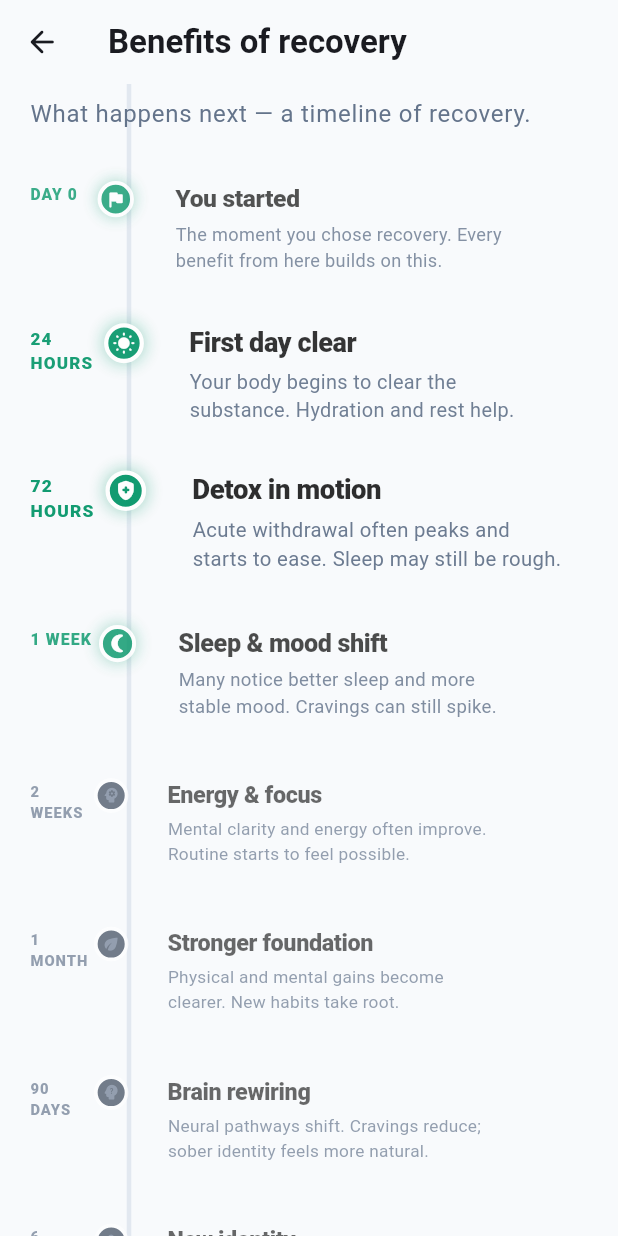
After one commit to arham6212/unhooked, a Flutter app: the HomeScreen screen opened directly, item 2 of the bottom bar chosen, after a tap on "Recovery Timer", on a phone screen of 412 x 824 dp. The commit adds this screen. Run offline on Flutter 3.47's test engine with Material 3 defaults, Android fonts, the phone set to English and light mode, and no system bars; drawn by our look-alikes of flutter_animate; our stand-ins replace flutter_riverpod, google_sign_in, supabase_flutter; accounts and stored records are empty.

Commit message:
Working on benefits Screen

```diff
--- /dev/null
+++ b/lib/features/home/presentation/screens/benefits_timeline_screen.dart
@@ -0,0 +1,446 @@
+import 'package:flutter/material.dart';
+import 'package:flutter_animate/flutter_animate.dart';
+
+/// Recovery benefit milestone: at [days], user gets [title] and [description].
+class RecoveryBenefit {
+  const RecoveryBenefit({
+    required this.days,
+    required this.timeLabel,
+    required this.title,
+    required this.description,
+    this.icon = Icons.celebration_rounded,
+  });
+
+  final int days;
+  final String timeLabel;
+  final String title;
+  final String description;
+  final IconData icon;
+}
+
+const List<RecoveryBenefit> _kBenefits = [
+ RecoveryBenefit(
+    days: 0,
+    timeLabel: 'Day 0',
+    title: 'You started',
+    description: 'The moment you chose recovery. Every benefit from here builds on this.',
+    icon: Icons.flag_rounded,
+  ),
+  RecoveryBenefit(
+    days: 1,
+    timeLabel: '24 hours',
+    title: 'First day clear',
+    description: 'Your body begins to clear the substance. Hydration and rest help.',
+    icon: Icons.wb_sunny_rounded,
+  ),
+  RecoveryBenefit(
+    days: 3,
+    timeLabel: '72 hours',
+    title: 'Detox in motion',
+    description: 'Acute withdrawal often peaks and starts to ease. Sleep may still be rough.',
+    icon: Icons.health_and_safety_rounded,
+  ),
+  RecoveryBenefit(
+    days: 7,
+    timeLabel: '1 week',
+    title: 'Sleep & mood shift',
+    description: 'Many notice better sleep and more stable mood. Cravings can still spike.',
+    icon: Icons.nightlight_round,
+  ),
+  RecoveryBenefit(
+    days: 14,
+    timeLabel: '2 weeks',
+    title: 'Energy & focus',
+    description: 'Mental clarity and energy often improve. Routine starts to feel possible.',
+    icon: Icons.psychology_rounded,
+  ),
+  RecoveryBenefit(
+    days: 30,
+    timeLabel: '1 month',
+    title: 'Stronger foundation',
+    description: 'Physical and mental gains become clearer. New habits take root.',
+    icon: Icons.eco_rounded,
+  ),
+  RecoveryBenefit(
+    days: 90,
+    timeLabel: '90 days',
+    title: 'Brain rewiring',
+    description: 'Neural pathways shift. Cravings reduce; sober identity feels more natural.',
+    icon: Icons.psychology_alt_rounded,
+  ),
+  RecoveryBenefit(
+    days: 180,
+    timeLabel: '6 months',
+    title: 'New identity',
+    description: 'You’re not “quitting”—you’re someone who lives without it.',
+    icon: Icons.person_rounded,
+  ),
+  RecoveryBenefit(
+    days: 365,
+    timeLabel: '1 year',
+    title: 'Major milestone',
+    description: 'A full year of choices. Celebrate and keep building.',
+    icon: Icons.celebration_rounded,
+  ),
+  RecoveryBenefit(
+    days: 730,
+    timeLabel: '2 years',
+    title: 'Deep stability',
+    description: 'Recovery is part of who you are. Keep your practices and community.',
+    icon: Icons.anchor_rounded,
+  ),
+];
+
+// Theme
+const _kSurfaceLight = Color(0xFFF8FAFC);
+const _kPrimaryStart = Color(0xFF2563EB);
+const _kPrimaryEnd = Color(0xFF1D4ED8);
+const _kOnPrimary = Color(0xFFFFFFFF);
+const _kOnPrimaryMuted = Color(0xFFE0E7FF);
+const _kAchieved = Color(0xFF059669);
+const _kUpcomingMuted = Color(0xFF64748B);
+const _kLineColor = Color(0xFFE2E8F0);
+const _kLineColorDark = Color(0xFF334155);
+
+/// Approximate heights for scroll-based parallax (History of Everything).
+const _kIntroHeight = 72.0;
+const _kNodeHeight = 148.0;
+
+/// HoE-style parallax: scale 0.82 when far, 1.0 at center (like asset.scale 0.2–1.0).
+double _parallaxScale(double distance, double viewportHeight) {
+  const double falloff = 320.0;
+  final t = (1.0 - (distance / falloff).clamp(0.0, 1.0));
+  return (0.82 + 0.18 * t).clamp(0.82, 1.0);
+}
+
+/// HoE-style opacity: fade when far from center.
+double _parallaxOpacity(double distance, double viewportHeight) {
+  const double falloff = 340.0;
+  final t = (1.0 - (distance / falloff).clamp(0.0, 1.0));
+  return (0.68 + 0.32 * t).clamp(0.68, 1.0);
+}
+
+/// Full-screen timeline — same effect as History of Everything (2Dimensions):
+/// pinch zoom, scroll-linked scale/opacity, left time ticks, central spine.
+class BenefitsTimelineScreen extends StatefulWidget {
+  const BenefitsTimelineScreen({
+    super.key,
+    required this.currentDays,
+  });
+
+  final int currentDays;
+
+  @override
+  State<BenefitsTimelineScreen> createState() => _BenefitsTimelineScreenState();
+}
+
+class _BenefitsTimelineScreenState extends State<BenefitsTimelineScreen> {
+  final ScrollController _scrollController = ScrollController();
+  double _scrollOffset = 0;
+
+  @override
+  void initState() {
+    super.initState();
+    _scrollController.addListener(_onScroll);
+  }
+
+  void _onScroll() {
+    setState(() => _scrollOffset = _scrollController.offset);
+  }
+
+  @override
+  void dispose() {
+    _scrollController.removeListener(_onScroll);
+    _scrollController.dispose();
+    super.dispose();
+  }
+
+  @override
+  Widget build(BuildContext context) {
+    final theme = Theme.of(context);
+    final isDark = theme.brightness == Brightness.dark;
+    final surface = isDark ? const Color(0xFF0F172A) : _kSurfaceLight;
+    final viewportHeight = MediaQuery.sizeOf(context).height -
+        (MediaQuery.paddingOf(context).top + kToolbarHeight) -
+        MediaQuery.paddingOf(context).bottom;
+
+    return Scaffold(
+      backgroundColor: surface,
+      appBar: AppBar(
+        backgroundColor: surface,
+        elevation: 0,
+        scrolledUnderElevation: 0,
+        leading: IconButton(
+          icon: const Icon(Icons.arrow_back_rounded),
+          onPressed: () => Navigator.of(context).pop(),
+        ),
+        title: Text(
+          'Benefits of recovery',
+          style: theme.textTheme.titleLarge?.copyWith(
+            fontWeight: FontWeight.w700,
+          ),
+        ),
+      ),
+      body: Stack(
+        children: [
+          // Central spine (HoE: single line through time, fixed in viewport)
+          Positioned(
+            left: _kPagePadding + _kGutterWidth + _kSpineNodeSize / 2 -
+                _kSpineStrokeWidth / 2,
+            top: 0,
+            bottom: 0,
+            child: LayoutBuilder(
+              builder: (context, constraints) {
+                return CustomPaint(
+                  size: Size(_kSpineStrokeWidth, constraints.maxHeight),
+                  painter: _SpinePainter(
+                    color: isDark ? _kLineColorDark : _kLineColor,
+                    strokeWidth: _kSpineStrokeWidth,
+                  ),
+                );
+              },
+            ),
+          ),
+          InteractiveViewer(
+            minScale: 0.75,
+            maxScale: 1.6,
+            clipBehavior: Clip.none,
+            child: ListView.builder(
+              controller: _scrollController,
+              physics: const BouncingScrollPhysics(),
+              padding: EdgeInsets.only(
+                left: _kPagePadding,
+                right: _kPagePadding,
+                top: 8,
+                bottom: MediaQuery.paddingOf(context).bottom + 24,
+              ),
+              itemCount: _kBenefits.length + 1,
+              itemBuilder: (context, index) {
+                if (index == 0) {
+                  return Padding(
+                    padding: const EdgeInsets.only(bottom: 28),
+                    child: Text(
+                      'What happens next — a timeline of recovery.',
+                      style: theme.textTheme.bodyLarge?.copyWith(
+                        color: isDark ? Colors.white54 : _kUpcomingMuted,
+                        height: 1.4,
+                      ),
+                    ),
+                  )
+                      .animate()
+                      .fadeIn(duration: 400.ms)
+                      .slideY(
+                        begin: 0.02,
+                        end: 0,
+                        duration: 400.ms,
+                        curve: Curves.easeOut,
+                      );
+                }
+                final nodeIndex = index - 1;
+                final benefit = _kBenefits[nodeIndex];
+                final achieved = widget.currentDays >= benefit.days;
+                final layoutOffset =
+                    _kIntroHeight + nodeIndex * _kNodeHeight + _kNodeHeight / 2;
+                final viewportCenter = _scrollOffset + viewportHeight / 2;
+                final distance = (layoutOffset - viewportCenter).abs();
+                final scale = _parallaxScale(distance, viewportHeight);
+                final opacity = _parallaxOpacity(distance, viewportHeight);
+
+                return _TimelineNode(
+                  benefit: benefit,
+                  achieved: achieved,
+                  isDark: isDark,
+                  isLast: nodeIndex == _kBenefits.length - 1,
+                  index: nodeIndex,
+                  scale: scale,
+                  opacity: opacity,
+                );
+              },
+            ),
+          ),
+        ],
+      ),
+    );
+  }
+}
+
+const _kSpineStrokeWidth = 3.0;
+const _kSpineNodeSize = 28.0;
+/// Left gutter for time ticks (HoE: GutterLeft = 45)
+const _kGutterWidth = 52.0;
+
+/// Paints a vertical line (timeline spine) for the full height.
+class _SpinePainter extends CustomPainter {
+  _SpinePainter({required this.color, required this.strokeWidth});
+
+  final Color color;
+  final double strokeWidth;
+
+  @override
+  void paint(Canvas canvas, Size size) {
+    final paint = Paint()
+      ..color = color
+      ..strokeWidth = strokeWidth
+      ..style = PaintingStyle.stroke;
+    canvas.drawLine(
+      Offset(size.width / 2, 0),
+      Offset(size.width / 2, size.height),
+      paint,
+    );
+  }
+
+  @override
+  bool shouldRepaint(covariant CustomPainter oldDelegate) => false;
+}
+
+const _kPagePadding = 20.0;
+
+class _TimelineNode extends StatelessWidget {
+  const _TimelineNode({
+    required this.benefit,
+    required this.achieved,
+    required this.isDark,
+    required this.isLast,
+    required this.index,
+    this.scale = 1.0,
+    this.opacity = 1.0,
+  });
+
+  final RecoveryBenefit benefit;
+  final bool achieved;
+  final bool isDark;
+  final bool isLast;
+  final int index;
+  final double scale;
+  final double opacity;
+
+  @override
+  Widget build(BuildContext context) {
+    final nodeColor = achieved
+        ? _kAchieved
+        : (isDark ? _kUpcomingMuted : _kLineColorDark);
+    final titleColor = isDark ? Colors.white : Colors.black87;
+    final descColor = isDark ? Colors.white60 : _kUpcomingMuted;
+
+    // Bubble on the spine (History of Everything: node with icon on the line)
+    final bubbleIconColor = achieved ? Colors.white : (isDark ? Colors.white38 : _kUpcomingMuted);
+    final bubble = Container(
+      width: _kSpineNodeSize,
+      height: _kSpineNodeSize,
+      decoration: BoxDecoration(
+        shape: BoxShape.circle,
+        color: nodeColor,
+        border: Border.all(
+          color: isDark ? const Color(0xFF1E293B) : Colors.white,
+          width: 3,
+        ),
+        boxShadow: [
+          if (achieved)
+            BoxShadow(
+              color: _kAchieved.withValues(alpha: 0.45),
+              blurRadius: 10,
+              spreadRadius: 0,
+            ),
+        ],
+      ),
+      child: Icon(
+        benefit.icon,
+        size: 16,
+        color: bubbleIconColor,
+      ),
+    );
+
+    // Time tick in left gutter (HoE: ticks on the left)
+    final timeTick = Text(
+      benefit.timeLabel.toUpperCase(),
+      style: TextStyle(
+        fontSize: 12,
+        fontWeight: FontWeight.w800,
+        letterSpacing: 0.8,
+        color: achieved ? _kAchieved : _kUpcomingMuted,
+      ),
+    );
+
+    // Event icon next to content (HoE: asset/illustration beside event)
+
+    final content = Padding(
+      padding: const EdgeInsets.only(bottom: 28),
+      child: Row(
+        crossAxisAlignment: CrossAxisAlignment.start,
+        children: [
+          // eventIcon,
+          const SizedBox(width: 14),
+          Expanded(
+            child: Column(
+              crossAxisAlignment: CrossAxisAlignment.start,
+              children: [
+                const SizedBox(height: 2),
+                Text(
+                  benefit.title,
+                  style: TextStyle(
+                    fontSize: 19,
+                    fontWeight: FontWeight.w800,
+                    color: titleColor,
+                    height: 1.2,
+                    letterSpacing: -0.3,
+                  ),
+                ),
+                const SizedBox(height: 6),
+                Text(
+                  benefit.description,
+                  style: TextStyle(
+                    fontSize: 14,
+                    height: 1.45,
+                    color: descColor,
+                  ),
+                ),
+              ],
+            ),
+          ),
+        ],
+      ),
+    );
+
+    // Row: [left gutter: time tick] [spine: bubble] [content] (HoE layout)
+    final row = Row(
+      crossAxisAlignment: CrossAxisAlignment.start,
+      children: [
+        SizedBox(
+          width: _kGutterWidth,
+          child: Padding(
+            padding: const EdgeInsets.only(top: 2),
+            child: timeTick,
+          ),
+        ),
+        SizedBox(
+          width: _kSpineNodeSize,
+          child: Center(child: bubble),
+        ),
+        const SizedBox(width: 18),
+        Expanded(child: content),
+      ],
+    );
+
+    return Opacity(
+      opacity: opacity.clamp(0.0, 1.0),
+      child: Transform.scale(
+        alignment: Alignment.centerLeft,
+        scale: scale,
+        child: row
+          .animate()
+          .fadeIn(
+            duration: 400.ms,
+            delay: (80 * index).ms,
+            curve: Curves.easeOut,
+          )
+          .slideX(
+            begin: 0.06,
+            end: 0,
+            duration: 400.ms,
+            delay: (80 * index).ms,
+            curve: Curves.easeOutCubic,
+          ),
+      ),
+    );
+  }
+}
--- a/lib/features/home/presentation/screens/home_screen.dart
+++ b/lib/features/home/presentation/screens/home_screen.dart
@@ -4,6 +4,7 @@ import 'package:flutter/material.dart';
 import 'package:flutter_animate/flutter_animate.dart';
 import 'package:flutter_riverpod/flutter_riverpod.dart';
 import '../../../auth/presentation/providers/auth_provider.dart';
+import 'benefits_timeline_screen.dart';
 
 // --- Premium layout
 const _kPagePadding = 20.0;
@@ -97,6 +98,15 @@ class _HomeScreenState extends ConsumerState<HomeScreen> {
                           _startDate = DateTime.now();
                           _elapsed = Duration.zero;
                         });
+                      },
+                      onCounterTap: () {
+                        Navigator.of(context).push(
+                          MaterialPageRoute<void>(
+                            builder: (_) => BenefitsTimelineScreen(
+                              currentDays: _elapsed.inDays,
+                            ),
+                          ),
+                        );
                       },
                     ),
                     const SizedBox(height: 16),
@@ -261,6 +271,7 @@ class _MainCard extends StatelessWidget {
     required this.bestStreak,
     required this.averageStreak,
     required this.onResetTimer,
+    this.onCounterTap,
   });
 
   final Duration elapsed;
@@ -268,6 +279,7 @@ class _MainCard extends StatelessWidget {
   final int bestStreak;
   final int averageStreak;
   final VoidCallback onResetTimer;
+  final VoidCallback? onCounterTap;
 
   @override
   Widget build(BuildContext context) {
@@ -288,17 +300,24 @@ class _MainCard extends StatelessWidget {
         ],
       ),
       clipBehavior: Clip.antiAlias,
+      child: Padding(
+        padding: const EdgeInsets.all(16.0),
         child: Column(
           crossAxisAlignment: CrossAxisAlignment.stretch,
           children: [
-          Padding(
-            padding: const EdgeInsets.fromLTRB(20, 20, 20, 12),
+            Material(
+              color: Colors.transparent,
+              child: InkWell(
+                onTap: onCounterTap,
                 child: Row(
                   crossAxisAlignment: CrossAxisAlignment.start,
                   children: [
                     Expanded(
                       child: Column(
                         crossAxisAlignment: CrossAxisAlignment.start,
+                        children: [
+                          Column(
+                            crossAxisAlignment: .start,
                             children: [
                               Text(
                                 '$currentStreak',
@@ -310,6 +329,9 @@ class _MainCard extends StatelessWidget {
                                   letterSpacing: -1,
                                 ),
                               ),
+                              Row(
+                                children: [
+                                  SizedBox(width: 12),
                                   const Text(
                                     'days',
                                     style: TextStyle(
@@ -318,6 +340,11 @@ class _MainCard extends StatelessWidget {
                                       color: _kOnPrimaryMuted,
                                     ),
                                   ),
+                                ],
+                              ),
+                            ],
+                          ),
+
                           const SizedBox(height: 8),
                           const Text(
                             'Current Streak',
@@ -343,17 +370,21 @@ class _MainCard extends StatelessWidget {
                         ],
                       ),
                     ),
+
                     _DailyGrid(),
                   ],
                 ),
               ),
+            ),
+            SizedBox(height: 16),
             _RecoveryTimerSection(
               elapsed: elapsed,
               onReset: onResetTimer,
+              onTimerTap: onCounterTap,
             ),
-          const Padding(
-            padding: EdgeInsets.symmetric(horizontal: 20, vertical: 16),
-            child: Row(
+            SizedBox(height: 16),
+
+            Row(
               children: [
                 _NavButton(icon: Icons.menu_book_rounded, label: 'Journal'),
                 SizedBox(width: 12),
@@ -368,9 +399,11 @@ class _MainCard extends StatelessWidget {
                 ),
               ],
             ),
-          ),
+            SizedBox(height: 16),
+
             _CurrentBenefitsRow(),
           ],
+        ),
       ),
     ).animate().fadeIn(duration: 400.ms).slideY(
           begin: 0.03,
@@ -483,17 +516,17 @@ class _RecoveryTimerSection extends StatelessWidget {
   const _RecoveryTimerSection({
     required this.elapsed,
     required this.onReset,
+    this.onTimerTap,
   });
 
   final Duration elapsed;
   final VoidCallback onReset;
+  final VoidCallback? onTimerTap;
 
-  static const _tabularFigures = [FontFeature.tabularFigures()];
 
   @override
   Widget build(BuildContext context) {
     return Container(
-      margin: const EdgeInsets.symmetric(horizontal: 16),
       padding: const EdgeInsets.symmetric(horizontal: 16, vertical: 14),
       decoration: BoxDecoration(
         color: Colors.white.withValues(alpha: 0.15),
@@ -501,13 +534,14 @@ class _RecoveryTimerSection extends StatelessWidget {
       ),
       child: Row(
         children: [
-          const Icon(
-            Icons.schedule_rounded,
-            color: _kOnPrimaryMuted,
-            size: 20,
-          ),
-          const SizedBox(width: 10),
           Expanded(
+            child: Material(
+              color: Colors.transparent,
+              child: InkWell(
+                onTap: onTimerTap,
+                borderRadius: BorderRadius.circular(_kCardRadiusSmall),
+                child: Padding(
+                  padding: const EdgeInsets.symmetric(vertical: 4),
                   child: Column(
                     crossAxisAlignment: CrossAxisAlignment.start,
                     children: [
@@ -522,6 +556,9 @@ class _RecoveryTimerSection extends StatelessWidget {
                       const SizedBox(height: 4),
                       _RecoveryTimerDisplay(elapsed: elapsed),
                     ],
+                  ),
+                ),
+              ),
             ),
           ),
           Material(
@@ -577,9 +614,12 @@ class _RecoveryTimerDisplay extends StatelessWidget {
       crossAxisAlignment: CrossAxisAlignment.baseline,
       textBaseline: TextBaseline.alphabetic,
       children: [
+        const Icon(
+          Icons.schedule_rounded,
+          color: _kOnPrimaryMuted,
+          size: 20,
+        ),SizedBox(width: 10),
         SizedBox(
-          width: _kDaysAreaWidth,
-          height: _kDaysAreaHeight,
           child: Align(
             alignment: Alignment.centerLeft,
             child: _FlipOnlyOnChange(
@@ -592,13 +632,10 @@ class _RecoveryTimerDisplay extends StatelessWidget {
         Text('d', style: labelStyle),
         Text(':', style: labelStyle),
         _FlipDigitPair(keyPrefix: 'th', value: h, textStyle: style),
-        Text('h', style: labelStyle),
         Text(':', style: labelStyle),
         _FlipDigitPair(keyPrefix: 'tm', value: m, textStyle: style),
-        Text('m', style: labelStyle),
         Text(':', style: labelStyle),
         _FlipDigitPair(keyPrefix: 'ts', value: s, textStyle: style),
-        Text('s', style: labelStyle),
       ],
     );
   }
@@ -608,7 +645,7 @@ class _FlipOnlyOnChange extends StatelessWidget {
   const _FlipOnlyOnChange({
     required this.value,
     required this.textStyle,
-    this.duration = const Duration(milliseconds: 280),
+    this.duration = const Duration(milliseconds: 700),
   });
 
   final int value;
@@ -748,8 +785,6 @@ class _CurrentBenefitsRow extends StatelessWidget {
       color: Colors.transparent,
       child: InkWell(
         onTap: () {},
-        child: Padding(
-          padding: const EdgeInsets.fromLTRB(20, 12, 20, 20),
         child: Row(
           children: [
             Icon(
@@ -789,7 +824,6 @@ class _CurrentBenefitsRow extends StatelessWidget {
               color: _kOnPrimaryMuted,
             ),
           ],
-          ),
         ),
       ),
     );
```
Also changed, not shown: pubspec.lock. Lines whose indentation alone changed are shown as unchanged.
